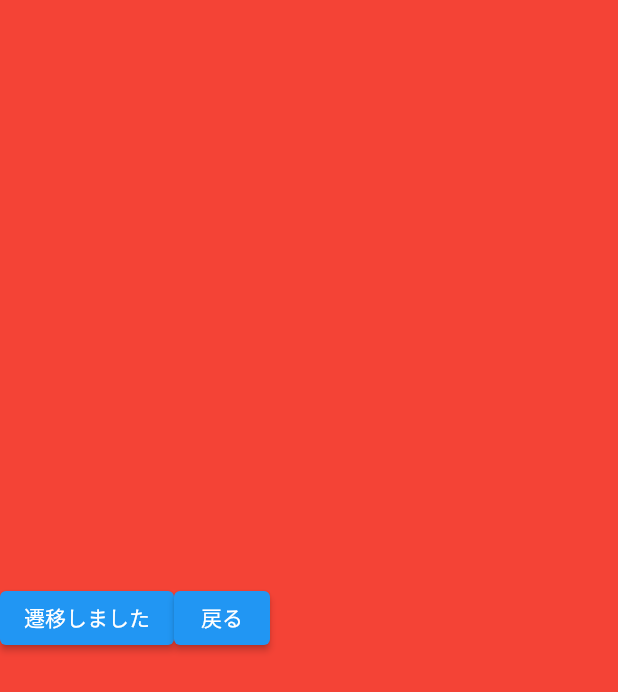
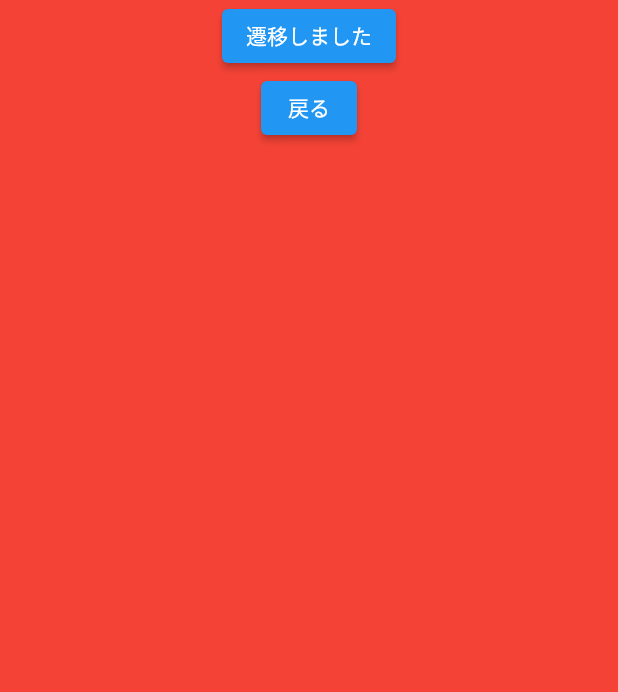
Before and after one commit to ramen2020/flutter_cheat, a Flutter app: the screen it shows after launch, after a tap on "placetice1", on a phone screen of 412 x 824 dp. Shown: the top 692 px of the screen. Run offline on Flutter 3.47's test engine with Material 2 defaults, Android fonts, the phone set to English and light mode, and no system bars.

Commit message:
縦に並べるためにrowからcolumへ修正

```diff
--- a/lib/pages/page1_page.dart
+++ b/lib/pages/page1_page.dart
@@ -28,7 +28,8 @@ class Page6 extends StatelessWidget {
     return Container(
       color: Colors.red,
       alignment: Alignment.center,
-      child: Row(// 1行目
+      child: Column(
+              crossAxisAlignment: CrossAxisAlignment.center,
           children: <Widget>[
         Center(
           child: ElevatedButton(
```
